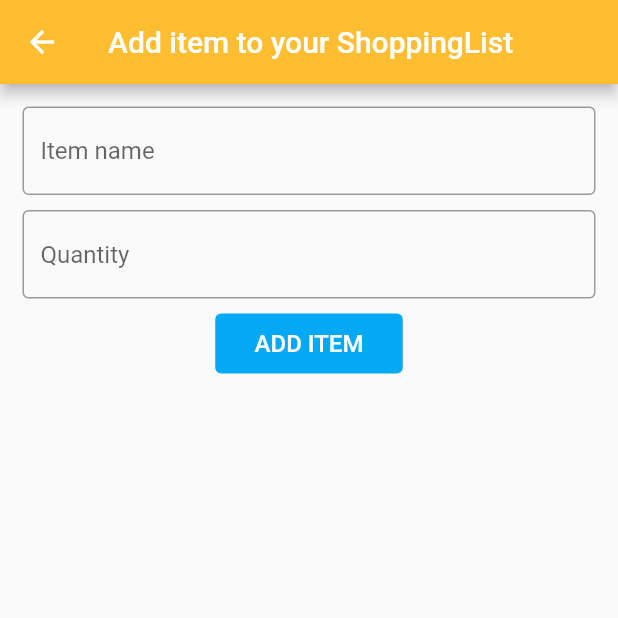
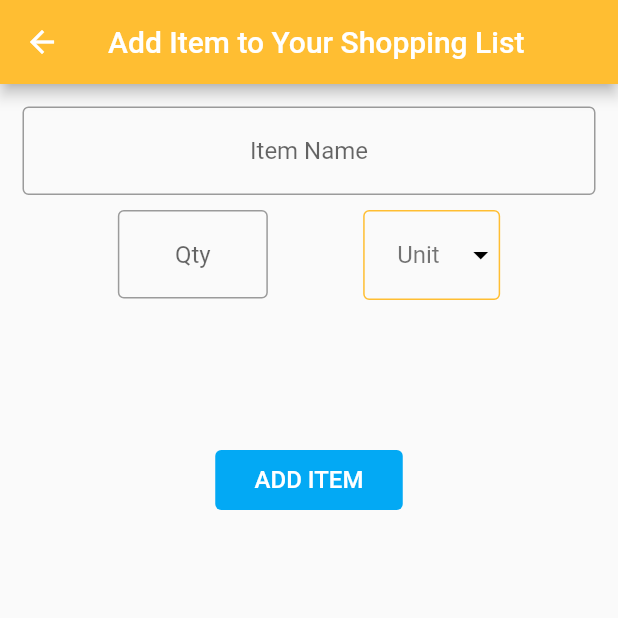
Before and after one commit to Theauxm/Pantree, a Flutter app: the NewListItem screen opened directly, on a phone screen of 412 x 824 dp, the top half of it. Run offline on Flutter 3.47's test engine with Material 2 defaults, Android fonts, the phone set to English and light mode, and no system bars; our stand-ins replace cloud_firestore, firebase_auth, firebase_core, firebase_storage, image_picker, material_floating_search_bar; accounts and stored records are empty.

Commit message:
Users can now add units to quantities for pantries and shopping lists. Date also now formatted correctly.

```diff
--- a/lib/models/new_list_item.dart
+++ b/lib/models/new_list_item.dart
@@ -16,6 +16,8 @@ class _NewListItemState extends State<NewListItem> {
   final GlobalKey<FormState> _form = GlobalKey<FormState>();
   TextEditingController _addItemTextController = TextEditingController();
   TextEditingController _addQtyTextController = TextEditingController();
+  String _selectedUnit = "Unit";
+  final List<String> units = ['Cups', 'Oz.', 'Tsp.', 'Tbsp.', 'Unit'];
 
   @override
   void dispose() {
@@ -24,8 +26,9 @@ class _NewListItemState extends State<NewListItem> {
     super.dispose();
   }
 
-  Future<void> addNewItem(String item, String qty) {
+  Future<void> addNewItem(String item, String qty, String unit) {
     item = item.toLowerCase();
+    unit = unit.toLowerCase();
     return firestoreInstance.collection('food').doc(item).get().then((doc) {
       // add item to the DB first if it doesn't exist
       if (!doc.exists) {
@@ -39,7 +42,8 @@ class _NewListItemState extends State<NewListItem> {
           .collection('Ingredients')
           .add({
             'Item': doc.reference,
-            'Quantity': int.parse(qty)
+            'Quantity': int.parse(qty),
+            'Unit': unit
           }) // adds doc with auto-ID and fields
           .then((_) => print('$qty $item(s) added to user Shopping List!'))
           .catchError((error) =>
@@ -52,7 +56,7 @@ class _NewListItemState extends State<NewListItem> {
     return Scaffold(
         appBar: AppBar(
           backgroundColor: Color.fromRGBO(255, 190, 50, 1.0),
-          title: Text("Add item to your ShoppingList"),
+          title: Text("Add Item to Your Shopping List"),
         ),
         body: Container(
             margin: EdgeInsets.all(15.0),
@@ -64,19 +68,27 @@ class _NewListItemState extends State<NewListItem> {
                     validator: (value) {
                       if (value.isEmpty || value == null) {
                         return 'Please enter a name';
-                      } else if (!RegExp(r"^[a-zA-Z0-9\s\']+$").hasMatch(value)) {
+                      } else if (!RegExp(r"^[a-zA-Z0-9\s\']+$")
+                          .hasMatch(value)) {
                         return "Name can only contain letters";
                       }
                       return null;
                     },
                     decoration: InputDecoration(
-                      hintText: "Item name",
+                      hintText: "Item Name",
                       border: OutlineInputBorder(),
                     ),
                     obscureText: false,
+                    textAlign: TextAlign.center,
                   ),
                   SizedBox(height: 10.0),
-                  TextFormField(
+                  Row(
+                    mainAxisAlignment: MainAxisAlignment.spaceEvenly,
+                    crossAxisAlignment: CrossAxisAlignment.start,
+                    children: [
+                      Container(
+                        width: 100,
+                        child: TextFormField(
                           controller: _addQtyTextController,
                           validator: (value) {
                             if (value.isEmpty || value == null) {
@@ -89,12 +101,60 @@ class _NewListItemState extends State<NewListItem> {
                             return null;
                           },
                           decoration: InputDecoration(
-                      hintText: "Quantity",
+                            hintText: "Qty",
+                            errorMaxLines: 2,
                             border: OutlineInputBorder(),
                           ),
                           obscureText: false,
+                          textAlign: TextAlign.center,
                         ),
-                  SizedBox(height: 10.0),
+                      ),
+                      Container(
+                        decoration: BoxDecoration(
+                            borderRadius: BorderRadius.circular(4),
+                            border: Border.all(
+                                color: Color.fromRGBO(255, 190, 50, 1.0),
+                                width: 1,
+                                style: BorderStyle.solid)),
+                        child: DropdownButton<String>(
+                            isDense: false,
+                            itemHeight: 58.0,
+                            value: _selectedUnit,
+                            style: TextStyle(color: Colors.white),
+                            icon: Icon(Icons.arrow_drop_down,
+                                color: Colors.black),
+                            items: units.map<DropdownMenuItem<String>>((val) {
+                              return DropdownMenuItem<String>(
+                                value: val,
+                                child: Text(val),
+                              );
+                            }).toList(),
+                            onChanged: (String newVal) {
+                              setState(() {
+                                _selectedUnit = newVal;
+                              });
+                            },
+                            hint: Text("Select unit"),
+                            underline: DropdownButtonHideUnderline(child: Container()),
+                            elevation: 0,
+                            dropdownColor: Color.fromRGBO(255, 190, 50, 1.0),
+                            selectedItemBuilder: (BuildContext context) {
+                              return units.map((String val) {
+                                return Container(
+                                    alignment: Alignment.centerRight,
+                                    width: 50,
+                                    child: Text(
+                                      _selectedUnit,
+                                      textAlign: TextAlign.center,
+                                      style: TextStyle(
+                                          color: Colors.black54, fontSize: 16.0),
+                                    ));
+                              }).toList();
+                            }),
+                      )
+                    ],
+                  ),
+                  SizedBox(height: 100.0),
                   SizedBox(
                     height: 40,
                     width: 125,
@@ -104,7 +164,7 @@ class _NewListItemState extends State<NewListItem> {
                       onPressed: () {
                         if (_form.currentState.validate()) {
                           addNewItem(_addItemTextController.text,
-                              _addQtyTextController.text);
+                              _addQtyTextController.text, _selectedUnit);
                           Navigator.pop(context);
                         }
                       },
```
Also changed, not shown: lib/models/new_pantry_item.dart (+68 -8 lines), lib/pages/pantry.dart (+21 -15 lines), lib/pages/shopping_list.dart (+35 -13 lines). Lines whose indentation alone changed are shown as unchanged.
